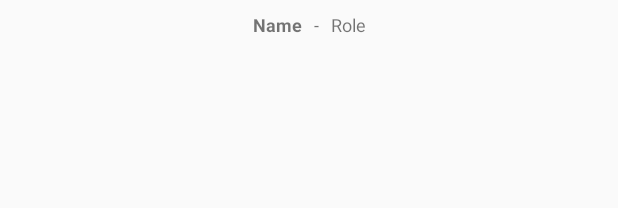
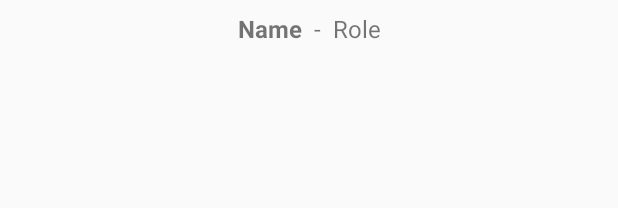
Before and after one commit to ITSnarodniMuzej/NarodniMuzejAndroidMultilingual, an Android app: the layout credits_item_names.xml on its own in the app's theme, with its tools: preview values and no code run, on a phone screen of 412 x 824 dp. Shown: the top 208 px of the screen. Run offline under Robolectric (Android 15) with nearby library versions, the phone set to English and light mode, and no system bars.

Commit message:
Bug fixes

```diff
--- a/app/build.gradle
+++ b/app/build.gradle
@@ -6,8 +6,8 @@ android {
         applicationId "com.example.windows10.androidmuzej"
         minSdkVersion 24
         targetSdkVersion 28
-        versionCode 1
-        versionName "1.0"
+        versionCode 2
+        versionName "1.1"
     }
     buildTypes {
         release {
--- a/app/src/main/java/com/example/windows10/androidmuzej/activities/RoomActivity.java
+++ b/app/src/main/java/com/example/windows10/androidmuzej/activities/RoomActivity.java
@@ -25,6 +25,7 @@ import android.view.animation.AnimationUtils;
 import android.widget.CompoundButton;
 import android.widget.ImageButton;
 import android.widget.ImageView;
+import android.widget.ScrollView;
 import android.widget.SeekBar;
 import android.widget.TextView;
 import android.widget.ToggleButton;
@@ -429,6 +430,9 @@ public class RoomActivity extends AppCompatActivity {
                 TextView tvPageTitle = findViewById(R.id.pageTitle);
                 tvPageTitle.setText(page.getTitle());
             }
+
+            ScrollView scrollView = findViewById(R.id.scrollView2);
+            scrollView.scrollTo(0,0);
 
             //Setting page text
             TextView textView = findViewById(R.id.tvPageText);
--- a/app/src/main/java/com/example/windows10/androidmuzej/credits/CreditsItemName.java
+++ b/app/src/main/java/com/example/windows10/androidmuzej/credits/CreditsItemName.java
@@ -14,7 +14,7 @@ public class CreditsItemName {
         return name;
     }
 
-    public String getRole() {
+    String getRole() {
         return role;
     }
 }
--- a/app/src/main/res/layout/credits_item.xml
+++ b/app/src/main/res/layout/credits_item.xml
@@ -23,7 +23,7 @@
         android:fontFamily="@font/eb_garamond"
         android:text="Title"
         android:textAlignment="center"
-        android:textSize="18sp"
+        android:textSize="24sp"
         app:layout_constraintEnd_toEndOf="parent"
         app:layout_constraintStart_toStartOf="parent"
         app:layout_constraintTop_toBottomOf="@+id/ivCreditsItemLogo" />
--- a/app/src/main/res/layout/credits_item_names.xml
+++ b/app/src/main/res/layout/credits_item_names.xml
@@ -16,6 +16,19 @@
         app:layout_constraintTop_toTopOf="parent">
 
         <TextView
+            android:id="@+id/tvCreditsName"
+            android:layout_width="wrap_content"
+            android:layout_height="wrap_content"
+            android:fontFamily="ga"
+            android:text="Name"
+            android:textAlignment="textStart"
+            android:textSize="16sp"
+            android:textStyle="bold"
+            app:layout_constraintBottom_toBottomOf="parent"
+            app:layout_constraintStart_toStartOf="parent"
+            app:layout_constraintTop_toTopOf="parent" />
+
+        <TextView
             android:id="@+id/textView3"
             android:layout_width="wrap_content"
             android:layout_height="wrap_content"
@@ -24,23 +37,10 @@
             android:fontFamily="ga"
             android:text="-"
             android:textAlignment="center"
-            android:textSize="12sp"
+            android:textSize="16sp"
             app:layout_constraintBottom_toBottomOf="parent"
             app:layout_constraintEnd_toStartOf="@+id/tvCreditsRole"
             app:layout_constraintStart_toEndOf="@+id/tvCreditsName"
-            app:layout_constraintTop_toTopOf="parent" />
-
-        <TextView
-            android:id="@+id/tvCreditsName"
-            android:layout_width="wrap_content"
-            android:layout_height="wrap_content"
-            android:fontFamily="ga"
-            android:text="Name"
-            android:textAlignment="textStart"
-            android:textSize="12sp"
-            android:textStyle="bold"
-            app:layout_constraintBottom_toBottomOf="parent"
-            app:layout_constraintStart_toStartOf="parent"
             app:layout_constraintTop_toTopOf="parent" />
 
         <TextView
@@ -48,10 +48,10 @@
             android:layout_width="wrap_content"
             android:layout_height="wrap_content"
             android:fontFamily="ga"
-            android:maxLines="2"
+            android:maxLines="3"
             android:text="Role"
             android:textAlignment="textStart"
-            android:textSize="12sp"
+            android:textSize="16sp"
             app:layout_constraintBottom_toBottomOf="parent"
             app:layout_constraintEnd_toEndOf="parent"
             app:layout_constraintTop_toTopOf="parent" />
--- a/app/src/main/res/layout/credits_layout.xml
+++ b/app/src/main/res/layout/credits_layout.xml
@@ -73,7 +73,7 @@
             android:layout_height="0dp"
             android:layout_marginStart="16dp"
             android:layout_marginEnd="16dp"
-            android:layout_marginBottom="8dp"
+            android:layout_marginBottom="16dp"
             android:overScrollMode="never"
             app:layout_constraintBottom_toBottomOf="parent"
             app:layout_constraintEnd_toEndOf="@+id/ivScroll"
```
Also changed, not shown: app/src/main/res/values/arrays.xml (+0 -11 lines), app/src/main/res/values/strings.xml (+2 -6 lines), app/src/main/res/drawable/pjesnarica.png (deleted), app/src/main/res/drawable/prvi_srpski_ustanak.png (deleted), 7 other files.
